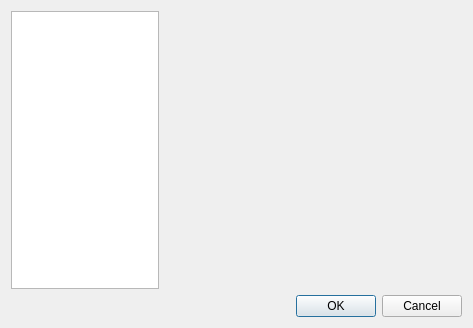
Before: the Qt Designer form qSIP/SettingsDialog.ui in soramimi/qSIP, drawn with Qt 5.
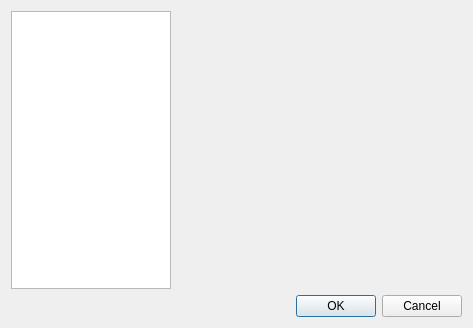
After: the same form once the commit is applied. Custom widgets are drawn as their Qt base class.

Patch:
```diff
--- a/qSIP/SettingsDialog.ui
+++ b/qSIP/SettingsDialog.ui
@@ -18,6 +18,12 @@
     <layout class="QHBoxLayout" name="horizontalLayout" stretch="1,2">
      <item>
       <widget class="QTreeWidget" name="treeWidget">
+       <property name="minimumSize">
+        <size>
+         <width>160</width>
+         <height>0</height>
+        </size>
+       </property>
        <property name="rootIsDecorated">
         <bool>false</bool>
        </property>
@@ -47,9 +53,6 @@
          <property name="bottomMargin">
           <number>0</number>
          </property>
-         <item>
-          <widget class="SettingAccountForm" name="widget" native="true"/>
-         </item>
         </layout>
        </widget>
        <widget class="QWidget" name="page_2"/>
@@ -97,6 +100,12 @@
    <header>SettingAccountForm.h</header>
    <container>1</container>
   </customwidget>
+  <customwidget>
+   <class>SettingAudioDeviceForm</class>
+   <extends>QWidget</extends>
+   <header>SettingAudioDeviceForm.h</header>
+   <container>1</container>
+  </customwidget>
  </customwidgets>
  <resources/>
  <connections>
```
Left out of the diff: 4 changed lines with no effect on the pictures.
